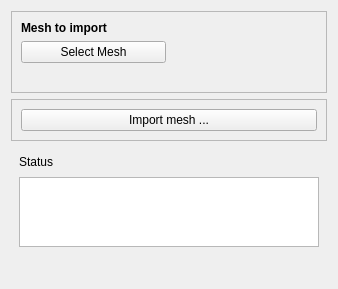
First picture: the form in TaskPanelCfdMeshImport.ui, repository jaheyns/CfdOF, before the edit.
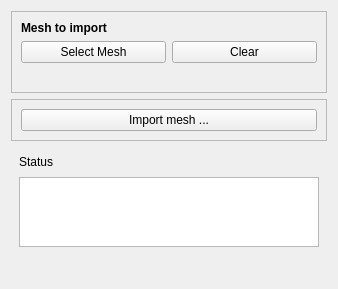
Second picture: the form after the edit.

Diff of the .ui file:
```diff
--- a/TaskPanelCfdMeshImport.ui
+++ b/TaskPanelCfdMeshImport.ui
@@ -42,6 +42,13 @@
                                 </property>
                             </widget>
                         </item>
+						<item row="1" column="1">
+                            <widget class="QPushButton" name="pb_clear_selection">
+                                <property name="text">
+                                    <string>Clear</string>
+                                </property>
+                            </widget>
+                        </item>
                         <item row="2" column="0" colspan="2">
                             <widget class="QLabel" name="labelInputMeshFilename">
                                 <property name="font">
```
